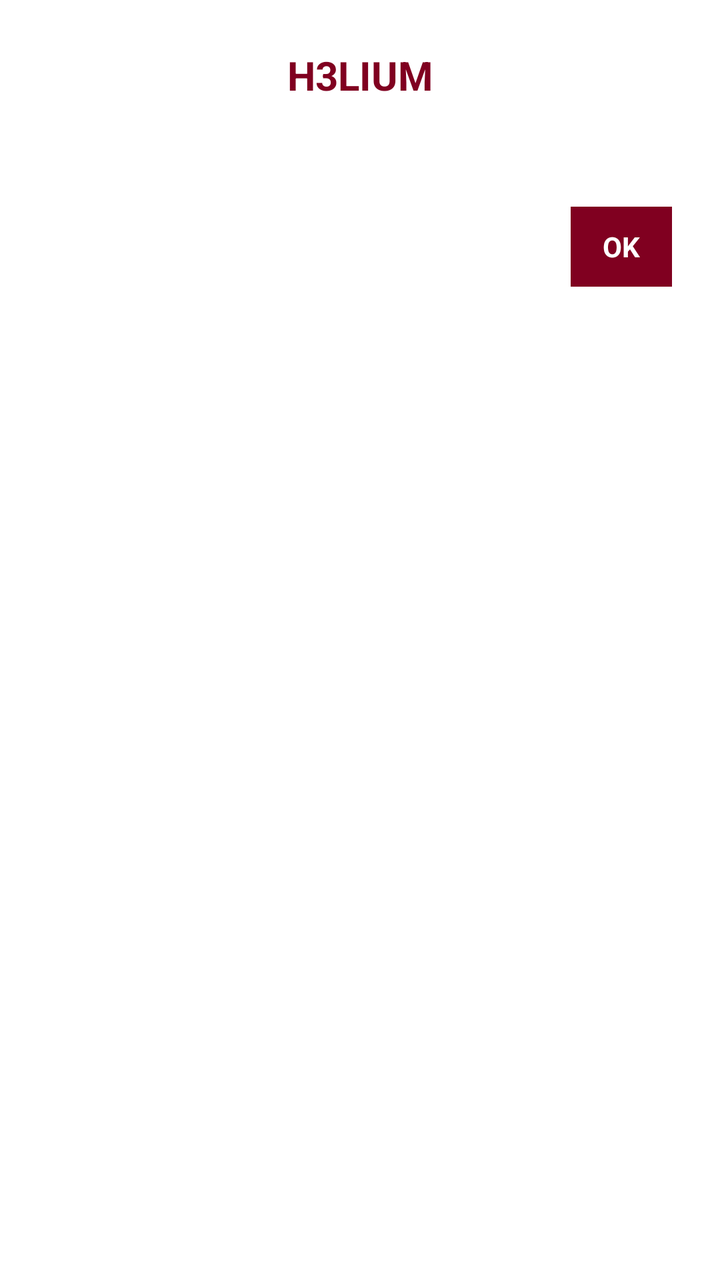
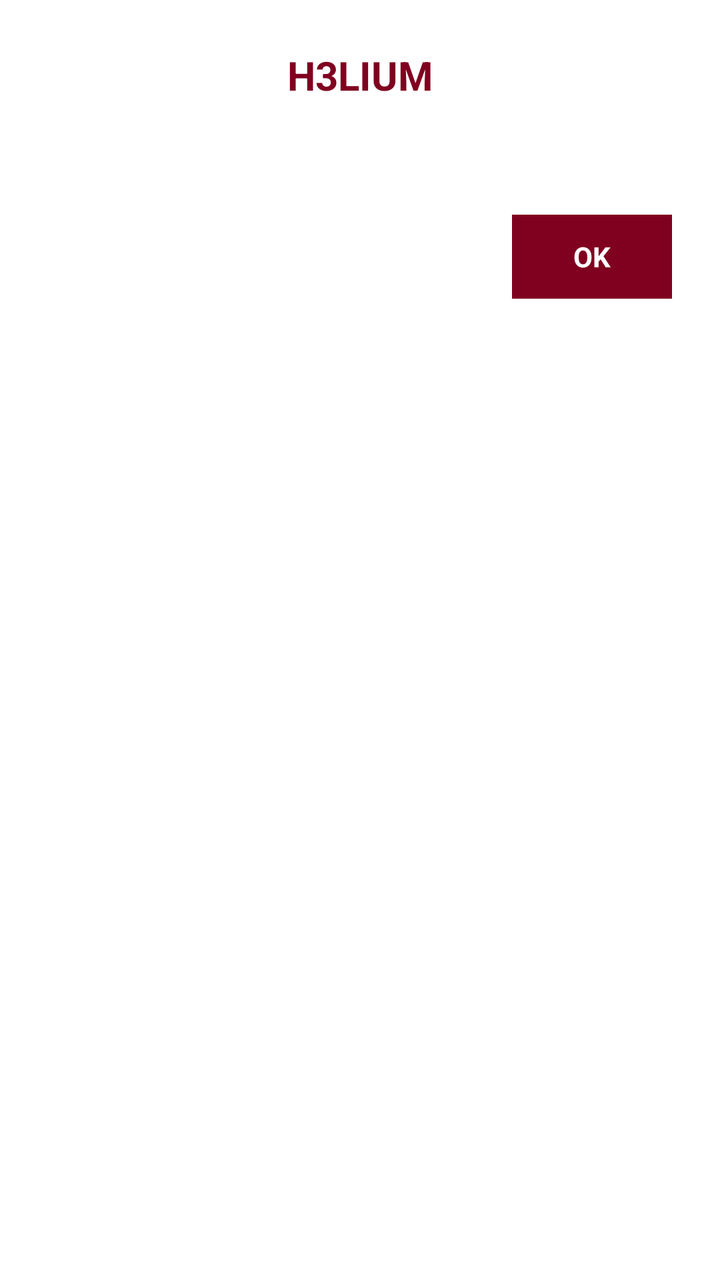

Compare the two renders of this Android layout. The source of the first and the diff that turns it into the second are given below.
<!-- AndroidManifest.xml: application theme android:Theme.Light.NoTitleBar -->
<!-- res/layout/dialog_custom.xml -->
<?xml version="1.0" encoding="utf-8"?>
<LinearLayout xmlns:android="http://schemas.android.com/apk/res/android"
    android:layout_width="match_parent"
    android:layout_height="wrap_content"
    android:orientation="vertical"
    android:background="@android:color/white"
    android:padding="24dp">

    
    <TextView
        android:id="@+id/dialog_title"
        android:layout_width="match_parent"
        android:layout_height="wrap_content"
        android:text="H3LIUM"
        android:textColor="#800020"
        android:textSize="20sp"
        android:textStyle="bold"
        android:gravity="center"
        android:paddingBottom="12dp" />

    
    <TextView
        android:id="@+id/dialog_message"
        android:layout_width="match_parent"
        android:layout_height="wrap_content"
        android:textColor="#333333"
        android:textSize="15sp"
        android:lineSpacingExtra="4dp"
        android:paddingBottom="20dp" />

    
    <LinearLayout
        android:layout_width="match_parent"
        android:layout_height="wrap_content"
        android:orientation="horizontal"
        android:gravity="end">

        <Button
            android:id="@+id/dialog_button_cancel"
            android:layout_width="wrap_content"
            android:layout_height="40dp"
            android:text="Cancel"
            android:textColor="#800020"
            android:background="@android:color/transparent"
            android:textAllCaps="false"
            android:textStyle="bold"
            android:layout_marginRight="8dp"
            android:visibility="gone" />

        <Button
            android:id="@+id/dialog_button_ok"
            android:layout_width="wrap_content"
            android:layout_height="40dp"
            android:text="OK"
            android:textColor="@android:color/white"
            android:background="#800020"
            android:textAllCaps="false"
            android:textStyle="bold"
            android:paddingLeft="16dp"
            android:paddingRight="16dp" />
    </LinearLayout>
</LinearLayout>
<!-- resources referenced by this layout -->
<resources>

</resources>

<!-- the commit's change to res/layout/dialog_custom.xml (unified diff, before → after) -->
@@ -26,7 +26,7 @@
         android:textColor="#333333"
         android:textSize="15sp"
         android:lineSpacingExtra="4dp"
-        android:paddingBottom="20dp" />
+        android:paddingBottom="24dp" />
 
     
     <LinearLayout
@@ -38,25 +38,28 @@
         <Button
             android:id="@+id/dialog_button_cancel"
             android:layout_width="wrap_content"
-            android:layout_height="40dp"
+            android:layout_height="42dp"
             android:text="Cancel"
             android:textColor="#800020"
             android:background="@android:color/transparent"
             android:textAllCaps="false"
             android:textStyle="bold"
-            android:layout_marginRight="8dp"
+            android:paddingLeft="12dp"
+            android:paddingRight="12dp"
+            android:layout_marginRight="12dp"
             android:visibility="gone" />
 
         <Button
             android:id="@+id/dialog_button_ok"
             android:layout_width="wrap_content"
-            android:layout_height="40dp"
+            android:layout_height="42dp"
             android:text="OK"
             android:textColor="@android:color/white"
             android:background="#800020"
             android:textAllCaps="false"
             android:textStyle="bold"
-            android:paddingLeft="16dp"
-            android:paddingRight="16dp" />
+            android:minWidth="80dp"
+            android:paddingLeft="24dp"
+            android:paddingRight="24dp" />
     </LinearLayout>
 </LinearLayout>
